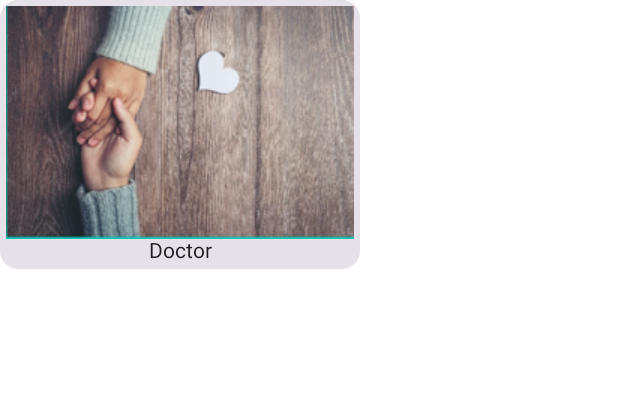
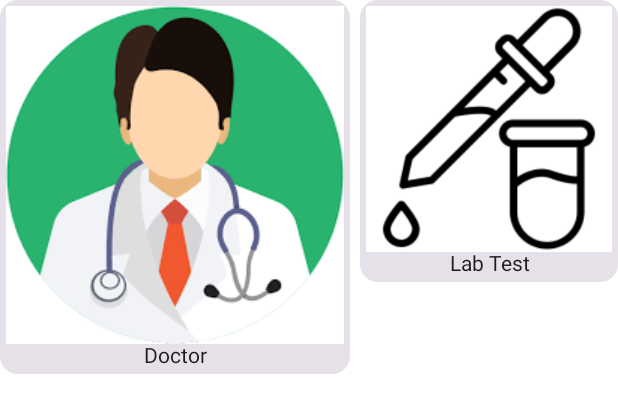
Before and after one commit to NancyN00/SaveTogether, an Android app built with Jetpack Compose: the @Preview function WhatCardContentPreview, on a phone screen of 412 x 824 dp. Shown: the top 413 px of the screen. Run offline under Robolectric (Android 15) with nearby library versions, the phone set to English and light mode, and no system bars.

```diff
--- a/app/src/main/java/com/example/savetogether/components/homecomponents/WhatCardContent.kt
+++ b/app/src/main/java/com/example/savetogether/components/homecomponents/WhatCardContent.kt
@@ -1,14 +1,19 @@
 package com.example.savetogether.components.homecomponents
 
 import androidx.compose.foundation.Image
+import androidx.compose.foundation.background
+import androidx.compose.foundation.layout.Arrangement
 import androidx.compose.foundation.layout.Column
 import androidx.compose.foundation.layout.Row
+import androidx.compose.foundation.layout.Spacer
 import androidx.compose.foundation.layout.padding
+import androidx.compose.material.icons.Icons
 import androidx.compose.material3.Card
 import androidx.compose.material3.Text
 import androidx.compose.runtime.Composable
 import androidx.compose.ui.Alignment
 import androidx.compose.ui.Modifier
+import androidx.compose.ui.graphics.Color
 import androidx.compose.ui.res.painterResource
 import androidx.compose.ui.text.style.TextAlign
 import androidx.compose.ui.tooling.preview.Preview
@@ -18,18 +23,53 @@ import com.example.savetogether.R
 @Composable
 fun WhatCardContent(){
 
-       Card (){
+    Row (
+
+    ){
+        Card (modifier = Modifier.background(color = Color.White)){
             Column (
                 modifier = Modifier.padding(4.dp),
                 horizontalAlignment = Alignment.CenterHorizontally
             ){
-               Image(painter = painterResource(id = R.drawable.love), contentDescription = "")
+                Image(painter = painterResource(id = R.drawable.doctorcard), contentDescription = "")
                 Text(text = "Doctor",
                     textAlign = TextAlign.Center
                 )
+            }
+        }
+
+        Spacer(modifier = Modifier.padding(3.dp))
+
+        Card (modifier = Modifier.background(color = Color.White)){
+            Column (
+                modifier = Modifier.padding(4.dp),
+                horizontalAlignment = Alignment.CenterHorizontally
+            ){
+                Image(painter = painterResource(id = R.drawable.labtest), contentDescription = "")
+                Text(text = "Lab Test",
+                    textAlign = TextAlign.Center
+                )
+            }
+        }
+
+        Spacer(modifier = Modifier.padding(3.dp))
+
+
+        Card (modifier = Modifier.background(color = Color.White)){
+            Column (
+                modifier = Modifier.padding(4.dp),
+                horizontalAlignment = Alignment.CenterHorizontally
+            ){
+                Image(painter = painterResource(id = R.drawable.medicine), contentDescription = "")
+                Text(text = "Medicine",
+                    textAlign = TextAlign.Center
+                )
+            }
+        }
 
     }
-       }
+
+
 }
 
 @Preview
```
Also changed, not shown: app/src/main/java/com/example/savetogether/components/homecomponents/homeupcomingcard/AppointmentCard.kt (added, +12 -0 lines), app/src/main/java/com/example/savetogether/components/homecomponents/homeupcomingcard/AppointmentCardDetails.kt (added, +58 -0 lines), app/src/main/java/com/example/savetogether/components/homecomponents/homeupcomingcard/AppointmentCardItemsSection.kt (added, +63 -0 lines), app/src/main/java/com/example/savetogether/components/homecomponents/homeupcomingcard/AppointmentLazyRowSection.kt (added, +32 -0 lines), app/src/main/res/drawable/doctorcard.png (added), app/src/main/res/drawable/labtest.png (added), app/src/main/res/drawable/medicine.png (added). Lines whose indentation alone changed are shown as unchanged.
